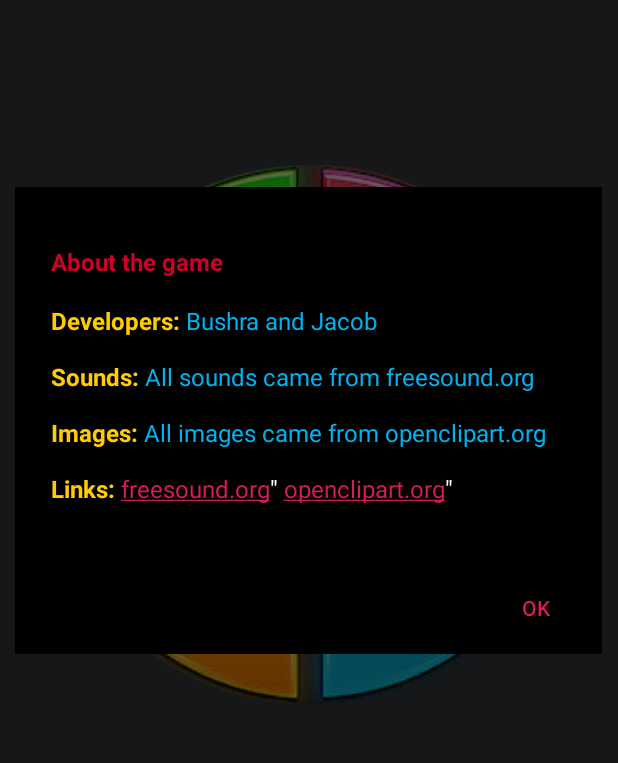
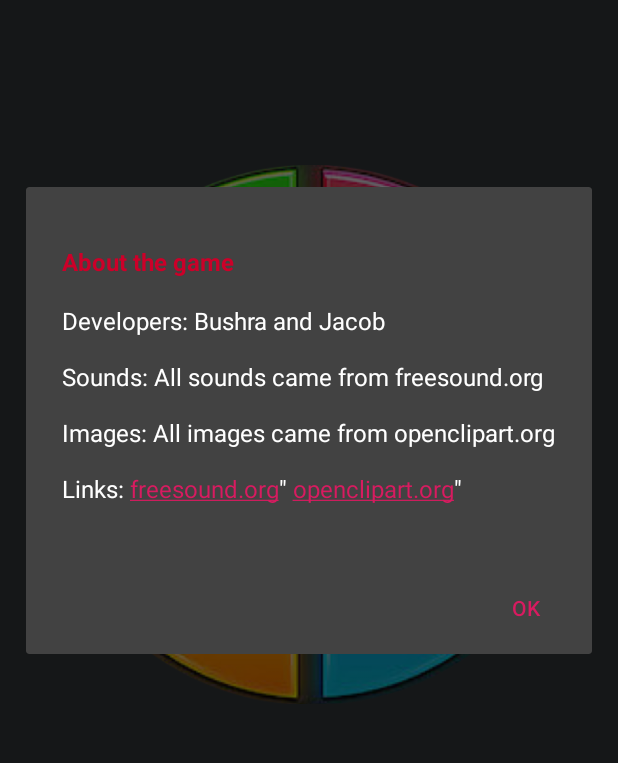
Before and after one commit to jacobgirsky/Simon, an Android app: the screen it shows after launch (MainActivity), after a tap on "ABOUT", on a phone screen of 412 x 824 dp, the part 197-960 px from its top. Run offline under Robolectric (Android 15) with nearby library versions, the phone set to English and light mode, and no system bars.

Commit message:
edit about dialog

```diff
--- a/app/src/main/java/com/example/simon/MainActivity.java
+++ b/app/src/main/java/com/example/simon/MainActivity.java
@@ -61,11 +61,11 @@ public class MainActivity extends AppCompatActivity implements SingleChoiceDialo
         @Override
         public void onClick(View v) {
             String message = "<html>" +
-                    "<br><font color=#cc0029 size=><b>About the game</b></font><br><br>" +
-                    "<font color=#ffcc00><b>Developers: </b></font><font color=#00B2EE> Bushra and Jacob</font><br><br>" +
-                    "<font color=#ffcc00><b>Sounds: </b></font><font color=#00B2EE> All sounds came from freesound.org</font><br><br>" +
-                    "<font color=#ffcc00><b>Images: </b></font><font color=#00B2EE> All images came from openclipart.org</font><br><br>" +
-                    "<font color=#ffcc00><b>Links: </b></font>"+
+                    "<br><font color=#cc0029><b>About the game</b></font><br><br>" +
+                    "<font color=#ffffff>Developers: </font><font color=#ffffff> Bushra and Jacob</font><br><br>" +
+                    "<font color=#ffffff>Sounds: </font><font color=#ffffff> All sounds came from freesound.org</font><br><br>" +
+                    "<font color=#ffffff>Images: </font><font color=#ffffff> All images came from openclipart.org</font><br><br>" +
+                    "<font color=#ffffff>Links: </font>"+
                     " <a href=\"https://www.freesound.org/html/\">freesound.org</a>\"</font>" +
                     " <a href=\"https://www.openclipart.org/html/\">openclipart.org</a>\"</font><br><br>" + "</html>";
 
@@ -76,7 +76,6 @@ public class MainActivity extends AppCompatActivity implements SingleChoiceDialo
 
             AlertDialog dialog = builder.create();
             dialog.show();
-            dialog.getWindow().setBackgroundDrawableResource(android.R.color.background_dark);
 
             TextView tv = dialog.findViewById(android.R.id.message); // sets html in TV
             tv.setMovementMethod(LinkMovementMethod.getInstance());
```
